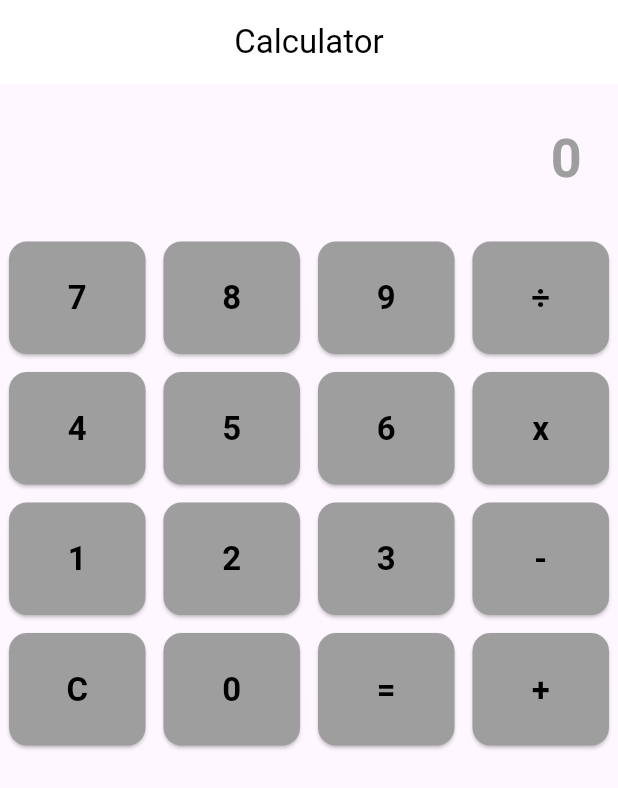
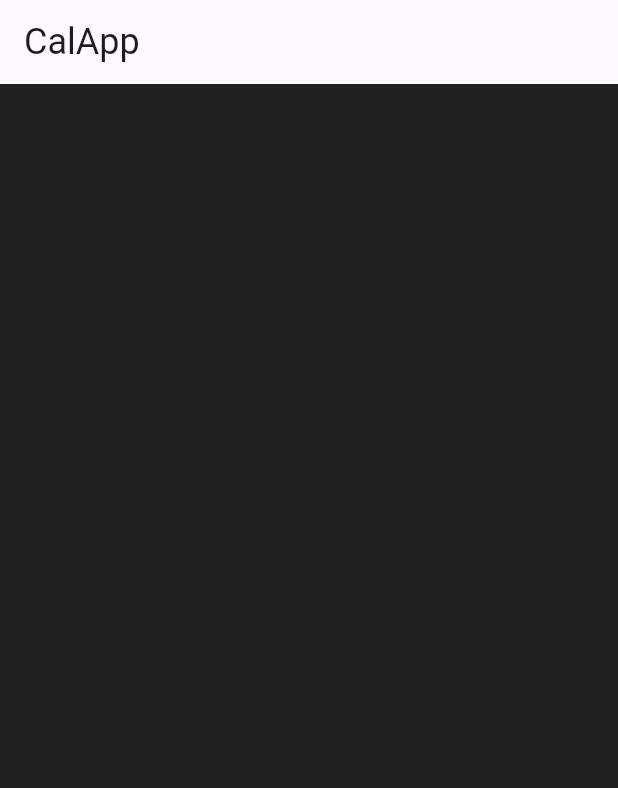
Before and after one commit to gauravjain0377/Flutter, a Flutter app: the screen it shows after launch, on a phone screen of 412 x 824 dp. Shown: the top 788 px of the screen. Run offline on Flutter 3.47's test engine with Material 3 defaults, Android fonts, the phone set to English and light mode, and no system bars.

Commit message:
Refactor calculator UI and main app structure
Renamed the main app class to MyApp and updated the calculator screen structure. Simplified the CalScreen state class, updated button styles, and removed calculator logic and button grid for future reimplementation.

```diff
--- a/calculator/lib/main.dart
+++ b/calculator/lib/main.dart
@@ -1,156 +1,69 @@
 import 'package:flutter/material.dart';
 
 void main() {
-  runApp(const CalApp());
+  runApp(const MyApp());
 }
 
-// Main App
-class CalApp extends StatelessWidget {
-  const CalApp({super.key});
+class MyApp extends StatelessWidget {
+  const MyApp({super.key});
 
   @override
   Widget build(BuildContext context) {
     return const MaterialApp(
-      debugShowCheckedModeBanner: false,
       home: CalScreen(),
     );
   }
 }
 
-// Calculator Screen
 class CalScreen extends StatefulWidget {
   const CalScreen({super.key});
 
   @override
-  State<CalScreen> createState() => _CalScreenState();
+  State<CalScreen> createState() => _CalScreen();
 }
 
-// State Class
-class _CalScreenState extends State<CalScreen> {
-  String display = "";     // what user sees
+// subclass create
+class _CalScreen extends State<CalScreen> {
+  String output = '0';
   double num1 = 0;
   double num2 = 0;
-  String operand = "";
+  String operand = ' ';
 
-  void buttonPressed(String text) {
-    setState(() {
-      // Clear
-      if (text == "C") {
-        display = "";
-        num1 = 0;
-        num2 = 0;
-        operand = "";
-      }
-
-      // Operators
-      else if (text == "+" || text == "-" || text == "x" || text == "÷") {
-        num1 = double.parse(display);
-        operand = text;
-        display = "$display $text ";
-      }
-
-      // Equal
-      else if (text == "=") {
-        List<String> parts = display.split(" ");
-        num2 = double.parse(parts[2]);
-
-        double result = 0;
-        if (operand == "+") result = num1 + num2;
-        if (operand == "-") result = num1 - num2;
-        if (operand == "x") result = num1 * num2;
-        if (operand == "÷") result = num1 / num2;
-
-        display = result.toString();
-      }
-
-      // Numbers
-      else {
-        display += text;
-      }
-    });
+  @override
+  Widget build(BuildContext context) {
+    return Scaffold(
+      backgroundColor: Colors.grey[900],
+      appBar: AppBar(
+        title: const Text(
+          "CalApp",
+          style: TextStyle(fontSize: 24),
+        ),
+      ),
+    );
   }
 
-  Widget buildButton(String text) {
+  Widget buildButton(String buttonText, Color buttonColor) {
     return Expanded(
       child: Container(
-        margin: const EdgeInsets.all(6),
+        margin: const EdgeInsets.all(8),
         child: ElevatedButton(
           style: ElevatedButton.styleFrom(
-            backgroundColor: Colors.grey,
-            padding: const EdgeInsets.all(22),
+            padding: const EdgeInsets.all(24),
+            backgroundColor: buttonColor,
             shape: RoundedRectangleBorder(
-              borderRadius: BorderRadius.circular(12),
+              borderRadius: BorderRadius.circular(8),
             ),
           ),
-          onPressed: () => buttonPressed(text),
+          onPressed: () {},
           child: Text(
-            text,
+            buttonText,
             style: const TextStyle(
-              fontSize: 22,
-              fontWeight: FontWeight.bold,
-              color: Colors.black,
+              fontSize: 24,
+              color: Colors.white,
             ),
           ),
         ),
       ),
     );
   }
-
-  @override
-  Widget build(BuildContext context) {
-    return Scaffold(
-      appBar: AppBar(
-        title: const Text(
-          "Calculator",
-          style: TextStyle(color: Colors.black),
-        ),
-        centerTitle: true,
-        backgroundColor: Colors.white,
-        elevation: 0,
-      ),
-      body: Column(
-        children: [
-          // Display
-          Container(
-            alignment: Alignment.centerRight,
-            padding: const EdgeInsets.all(24),
-            child: Text(
-              display.isEmpty ? "0" : display,
-              style: const TextStyle(
-                fontSize: 36,
-                fontWeight: FontWeight.bold,
-                color: Colors.grey,
-              ),
-            ),
-          ),
-
-          // Buttons (4 per row)
-          Row(children: [
-            buildButton("7"),
-            buildButton("8"),
-            buildButton("9"),
-            buildButton("÷"),
-          ]),
-          Row(children: [
-            buildButton("4"),
-            buildButton("5"),
-            buildButton("6"),
-            buildButton("x"),
-          ]),
-          Row(children: [
-            buildButton("1"),
-            buildButton("2"),
-            buildButton("3"),
-            buildButton("-"),
-          ]),
-          Row(children: [
-            buildButton("C"),
-            buildButton("0"),
-            buildButton("="),
-            buildButton("+"),
-          ]),
-        ],
-      ),
-    );
-  }
 }
```
